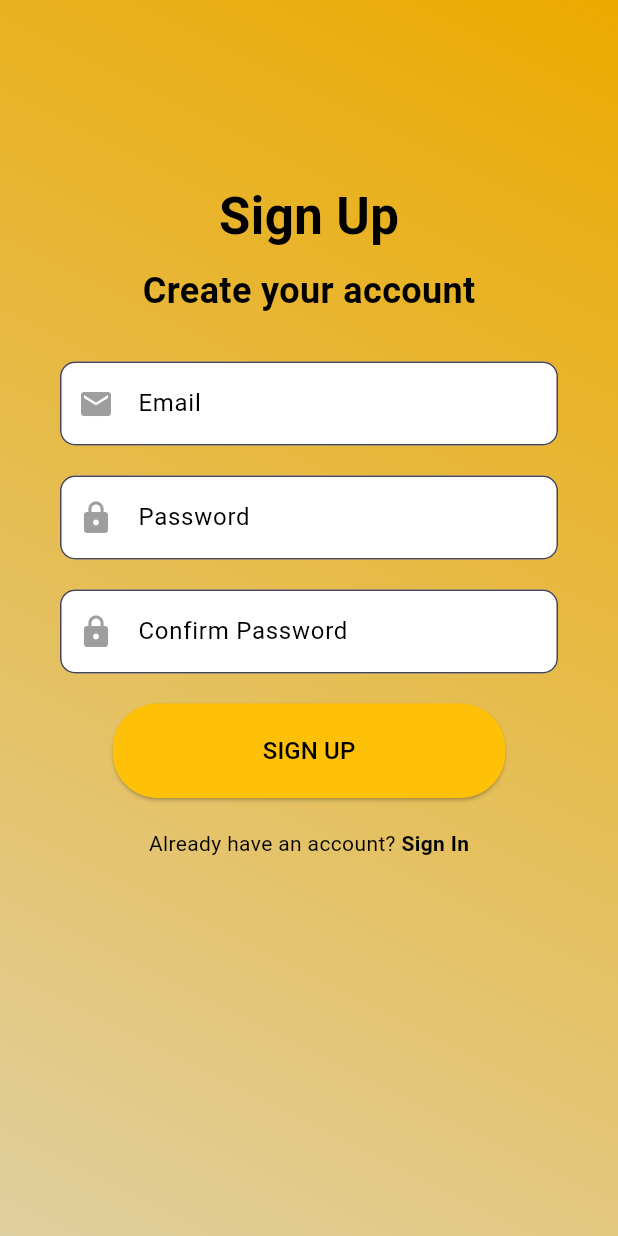
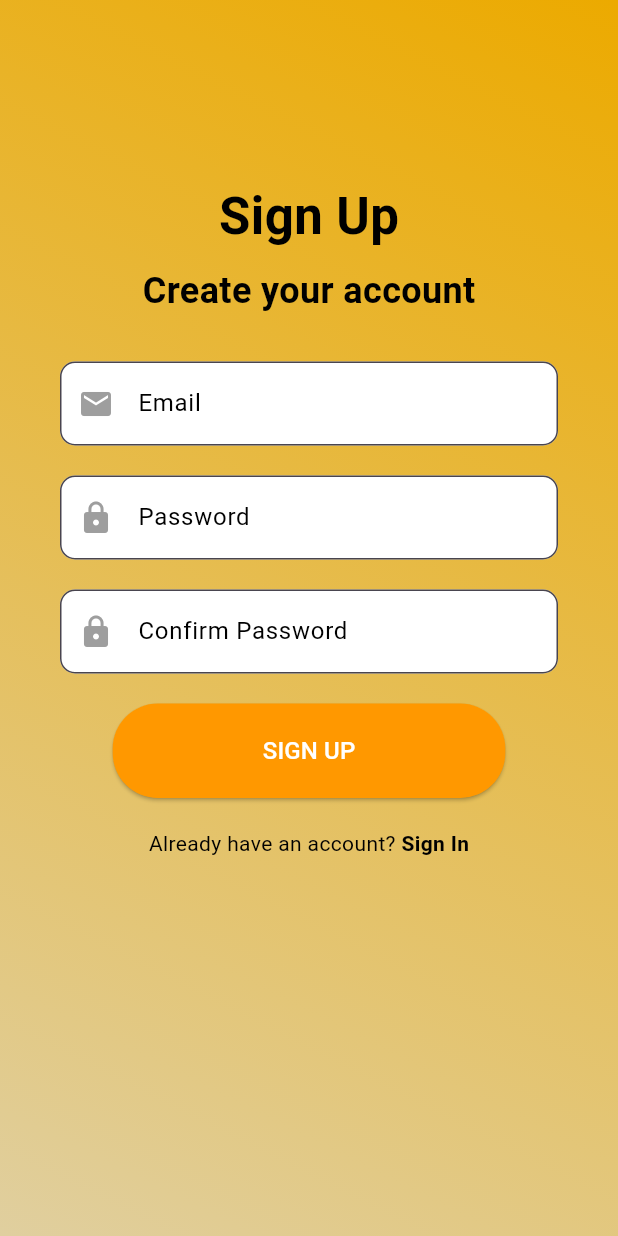
Before and after one commit to nuramirahathirahnazli/ByteBurst, a Flutter app: the signupScreen screen opened directly, on a phone screen of 412 x 824 dp. Run offline on Flutter 3.47's test engine with Material 3 defaults, Android fonts, the phone set to English and light mode, and no system bars; our stand-ins replace cloud_firestore, firebase_auth, firebase_core, shared_preferences, table_calendar; missing offline and left inert: flutter_stripe; accounts and stored records are empty.

Commit message:
Change colour of sign up user button

```diff
--- a/utmfit/lib/screens/user/Auth/signup_user.dart
+++ b/utmfit/lib/screens/user/Auth/signup_user.dart
@@ -116,7 +116,8 @@ class signupScreen extends StatelessWidget {
                           Center(
                             child: ElevatedButton(
                               style: ElevatedButton.styleFrom(
-                                foregroundColor: Colors.black, backgroundColor: Color(0xFFFFC107),
+                                foregroundColor: Colors.white,
+                                backgroundColor: Colors.orange, // Darker orange color for better contrast
                                 shape: RoundedRectangleBorder(borderRadius: BorderRadius.circular(30)),
                                 padding: EdgeInsets.symmetric(horizontal: 100, vertical: 20),
                               ),
```
